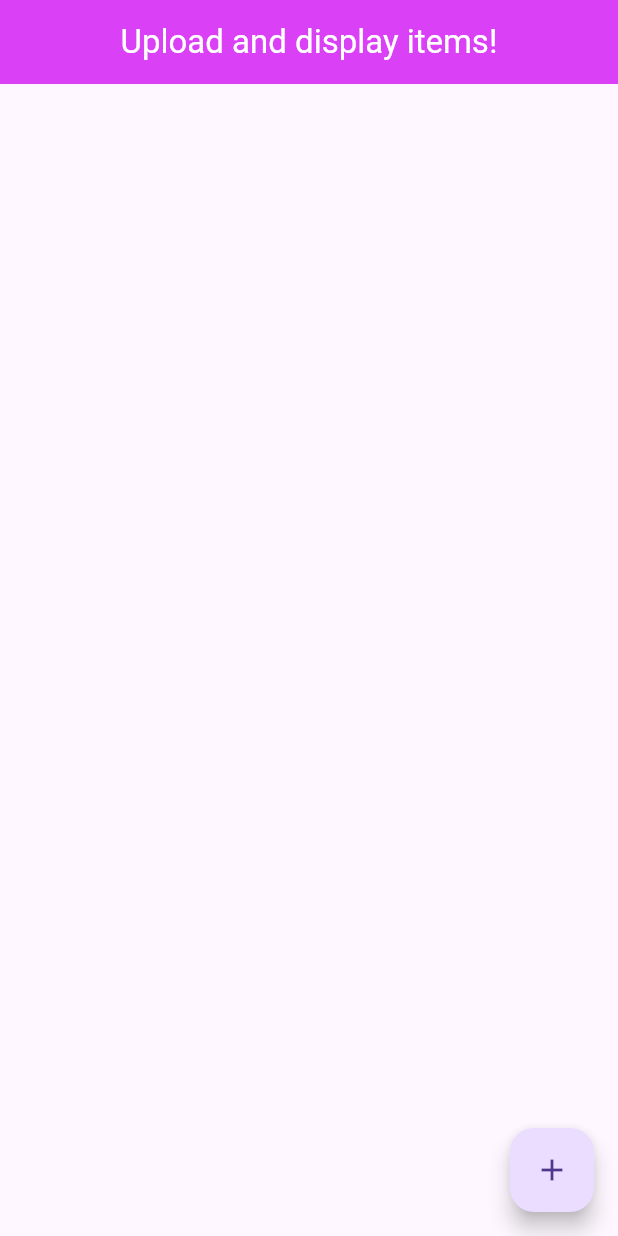
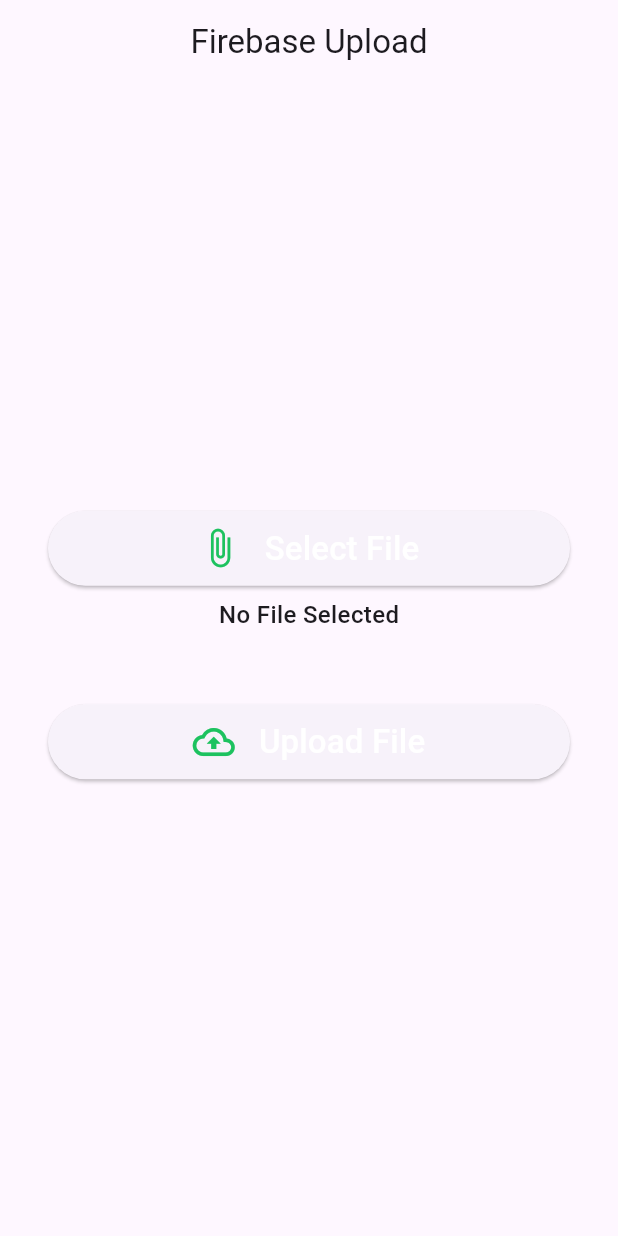
Before and after one commit to AzamatKochimov/firebase-storage, a Flutter app: the screen it shows after launch, on a phone screen of 412 x 824 dp. Run offline on Flutter 3.47's test engine with Material 3 defaults, Android fonts, the phone set to English and light mode, and no system bars; our stand-ins replace cloud_firestore, file_picker, firebase_core, firebase_database, firebase_storage, image_picker; accounts and stored records are empty.

Commit message:
added upload file feature

```diff
--- a/lib/app.dart
+++ b/lib/app.dart
@@ -1,5 +1,7 @@
 import 'package:flutter/material.dart';
-import 'package:real_time_firebase/pages/upload_image.dart';
+// import 'package:real_time_firebase/pages/upload_image.dart';
+
+import 'pages/upload_files.dart';
 
 // import 'pages/real_time_databse.dart';
 
@@ -11,10 +13,12 @@ class App extends StatelessWidget {
     return MaterialApp(
       debugShowCheckedModeBanner: false,
       theme: ThemeData(
+        primarySwatch: Colors.green,
         useMaterial3: true,
       ),
       // home: const RealTimeCRUDEdatabase(),
-      home: const UploadImageAndMoreState(),
+      // home: const UploadImageAndMoreState(),
+      home: const UploadFiles(),
 
     );
   }
--- /dev/null
+++ b/lib/pages/upload_files.dart
@@ -0,0 +1,126 @@
+import 'dart:io';
+
+import 'package:flutter/material.dart';
+import 'package:path/path.dart';
+import 'package:file_picker/file_picker.dart';
+import 'package:firebase_storage/firebase_storage.dart';
+import '../services/firebase_service.dart';
+import '../utils/button_widget.dart';
+
+class MyApp extends StatelessWidget {
+  static const String title = 'Firebase Upload';
+
+  const MyApp({Key? key}) : super(key: key);
+
+  @override
+  Widget build(BuildContext context) => MaterialApp(
+        debugShowCheckedModeBanner: false,
+        title: title,
+        theme: ThemeData(primarySwatch: Colors.green),
+        home: const UploadFiles(),
+      );
+}
+
+class UploadFiles extends StatefulWidget {
+  const UploadFiles({Key? key}) : super(key: key);
+
+  @override
+  _UploadFilesState createState() => _UploadFilesState();
+}
+
+class _UploadFilesState extends State<UploadFiles> {
+  UploadTask? task;
+  File? file;
+
+  @override
+  Widget build(BuildContext context) {
+    final fileName = file != null ? basename(file!.path) : 'No File Selected';
+
+    return Scaffold(
+      appBar: AppBar(
+        title: const Text(MyApp.title),
+        centerTitle: true,
+      ),
+      body: Container(
+        padding: const EdgeInsets.all(32),
+        child: Center(
+          child: Column(
+            mainAxisAlignment: MainAxisAlignment.center,
+            children: [
+              ButtonWidget(
+                text: 'Select File',
+                icon: Icons.attach_file,
+                onClicked: selectFile,
+              ),
+              const SizedBox(height: 8),
+              Text(
+                fileName,
+                style:
+                    const TextStyle(fontSize: 16, fontWeight: FontWeight.w500),
+              ),
+              const SizedBox(height: 48),
+              ButtonWidget(
+                text: 'Upload File',
+                icon: Icons.cloud_upload_outlined,
+                onClicked: () => uploadFile(context)
+              ),
+              const SizedBox(height: 20),
+              task != null ? buildUploadStatus(task!) : Container(),
+            ],
+          ),
+        ),
+      ),
+    );
+  }
+
+  Future selectFile() async {
+    final result = await FilePicker.platform.pickFiles(allowMultiple: false);
+
+    if (result == null) return;
+    final path = result.files.single.path!;
+
+    setState(() => file = File(path));
+  }
+
+  Future uploadFile(BuildContext context) async {
+    if (file == null) return;
+
+    final fileName = basename(file!.path);
+    final destination = 'files/$fileName';
+
+    task = FirebaseApi.uploadFile(destination, file!);
+    setState(() {});
+
+    if (task == null) return;
+
+    final snapshot = await task!.whenComplete(() {});
+    final urlDownload = await snapshot.ref.getDownloadURL();
+
+    print('Download-Link: $urlDownload');
+
+    // Show Snackbar on successful upload
+    ScaffoldMessenger.of(context).showSnackBar(
+      const SnackBar(
+        content: Text('File uploaded successfully'),
+      ),
+    );
+  }
+
+  Widget buildUploadStatus(UploadTask task) => StreamBuilder<TaskSnapshot>(
+        stream: task.snapshotEvents,
+        builder: (context, snapshot) {
+          if (snapshot.hasData) {
+            final snap = snapshot.data!;
+            final progress = snap.bytesTransferred / snap.totalBytes;
+            final percentage = (progress * 100).toStringAsFixed(2);
+
+            return Text(
+              '$percentage %',
+              style: const TextStyle(fontSize: 20, fontWeight: FontWeight.bold),
+            );
+          } else {
+            return Container();
+          }
+        },
+      );
+}
--- /dev/null
+++ b/lib/utils/button_widget.dart
@@ -0,0 +1,36 @@
+import 'package:flutter/material.dart';
+
+class ButtonWidget extends StatelessWidget {
+  final IconData icon;
+  final String text;
+  final VoidCallback onClicked;
+
+  const ButtonWidget({
+    Key? key,
+    required this.icon,
+    required this.text,
+    required this.onClicked,
+  }) : super(key: key);
+
+  @override
+  Widget build(BuildContext context) => ElevatedButton(
+        style: ElevatedButton.styleFrom(
+          foregroundColor: const Color.fromRGBO(29, 194, 95, 1),
+          minimumSize: const Size.fromHeight(50),
+        ),
+        onPressed: onClicked,
+        child: buildContent(),
+      );
+
+  Widget buildContent() => Row(
+        mainAxisSize: MainAxisSize.min,
+        children: [
+          Icon(icon, size: 28),
+          const SizedBox(width: 16),
+          Text(
+            text,
+            style: const TextStyle(fontSize: 22, color: Colors.white),
+          ),
+        ],
+      );
+}
--- a/pubspec.yaml
+++ b/pubspec.yaml
@@ -16,6 +16,8 @@ dependencies:
   image_picker: ^1.0.7
   cloud_firestore: ^4.14.0
   firebase_storage: ^11.6.0
+  file_picker: ^6.1.1
+  path: ^1.8.3
 
 dev_dependencies:
   flutter_test:
```
Also changed, not shown: lib/pages/upload_image.dart (+21 -6 lines), lib/services/firebase_service.dart (added, +26 -0 lines), pubspec.lock.
